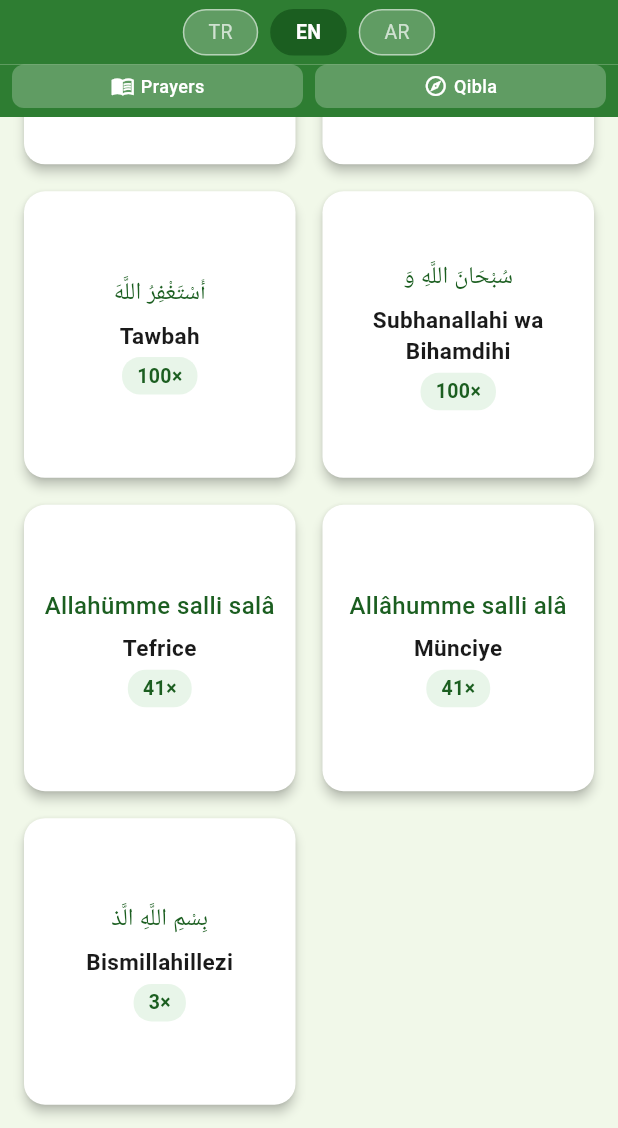
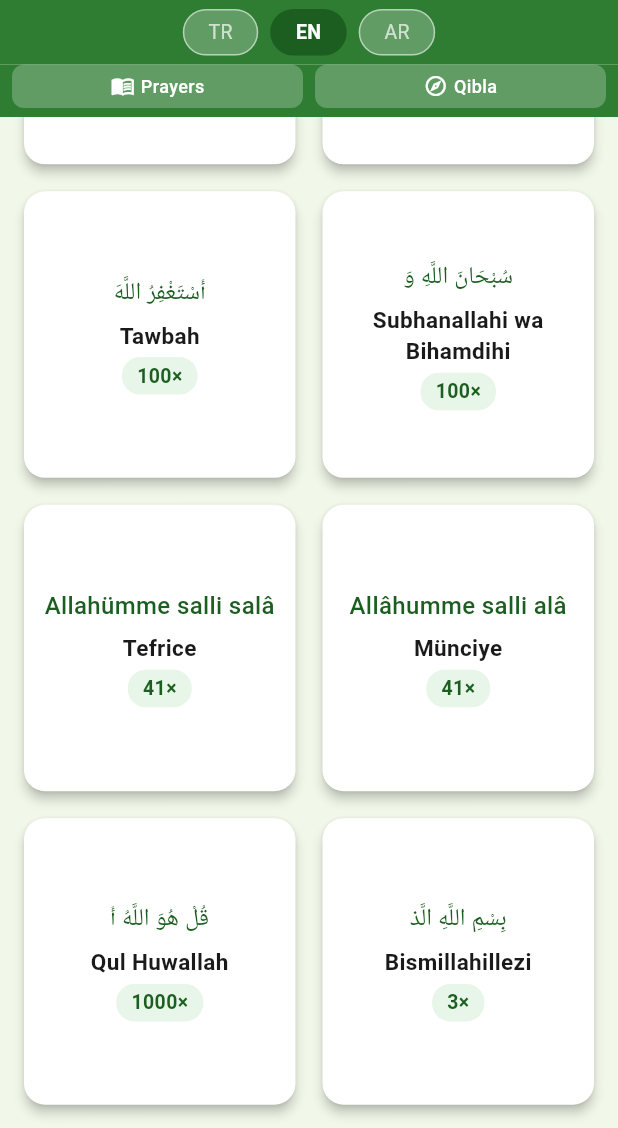
Before and after one commit to seslitespih/sesli-tesbih-flutter, a Flutter app: the screen it shows after launch, scrolled down 1638 dp, on a phone screen of 412 x 824 dp, the part 108-1236 px from its top. Run offline on Flutter 3.47's test engine with Material 3 defaults, Android fonts, the phone set to English and light mode, and no system bars; our stand-ins replace flutter_compass, geocoding, geolocator, shared_preferences, speech_to_text; missing offline and left inert: adhan_dart.

Commit message:
Add Kulhuvallah dhikr with voice counting; target 1000
Co-Authored-By: Claude Sonnet 4.6 <noreply@anthropic.com>

```diff
--- a/lib/data/dhikr_data.dart
+++ b/lib/data/dhikr_data.dart
@@ -276,6 +276,21 @@ const List<Dhikr> kDhikrList = [
     ],
   ),
   Dhikr(
+    id: 22,
+    nameTr: 'Kulhuvallah', nameEn: 'Qul Huwallah', nameAr: 'قل هو الله أحد',
+    arabicText: 'قُلْ هُوَ اللَّهُ أَحَدٌ',
+    meaningTr: 'İhlas Suresi — Allah birdir, her şeyden müstağnidir',
+    meaningEn: 'Al-Ikhlas — Say: He is Allah, the One',
+    targetCount: 1000,
+    keywords: [
+      'kulhuvallahu ahad', 'kulhuvallah', 'kulhuvallahu',
+      'külhüvallahu', 'külhüvallah', 'kulhüvallah',
+      'kulhu allahu', 'kulhu allah',
+      'külhü', 'kulhü', 'kulhu',
+      'kulh',
+    ],
+  ),
+  Dhikr(
     id: 21,
     nameTr: 'Bismillahillezi', nameEn: 'Bismillahillezi',
     nameAr: 'بسم الله الذي لا يضر',
--- a/pubspec.yaml
+++ b/pubspec.yaml
@@ -1,7 +1,7 @@
 name: sesli_tesbih
 description: Vocal Tasbeeh - Vocal Islamic Dhikr Counter
 publish_to: 'none'
-version: 1.3.2+20
+version: 1.3.3+21
 
 environment:
   sdk: '>=3.2.0 <4.0.0'
```
